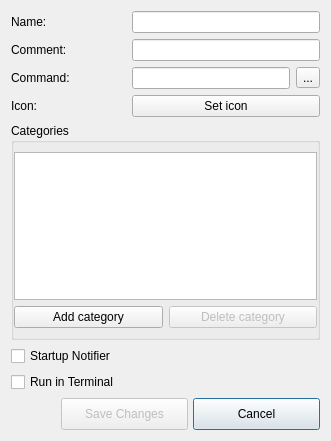
Qt form addappdialog.ui (AdrianTM/mx-menu-editor) before a commit.
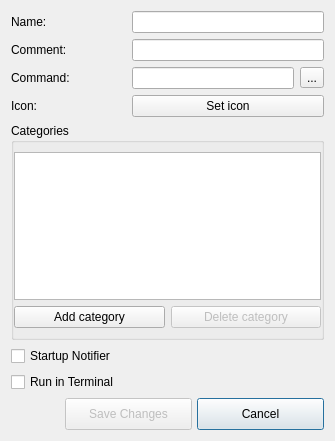
The same form after that commit. Icons and pictures are not drawn.

Patch:
```diff
--- a/addappdialog.ui
+++ b/addappdialog.ui
@@ -6,7 +6,7 @@
    <rect>
     <x>0</x>
     <y>0</y>
-    <width>331</width>
+    <width>335</width>
     <height>441</height>
    </rect>
   </property>
```
Left out of the diff: 19 changed lines with no effect on the pictures.
